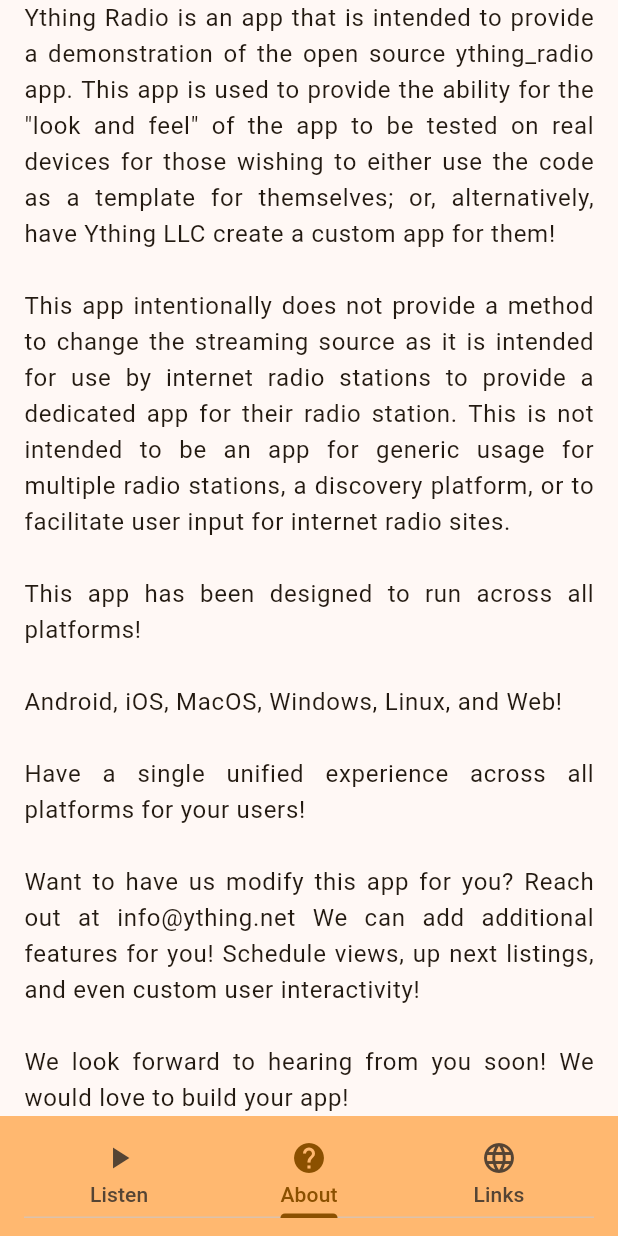
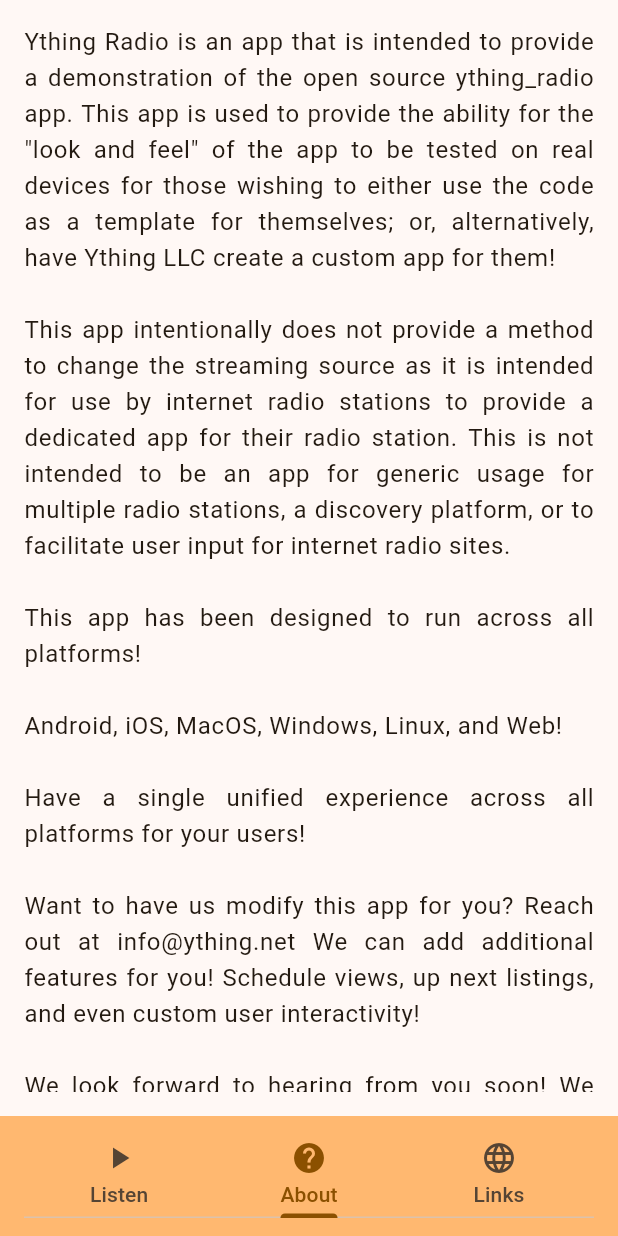
Before and after one commit to YthingLLC/ything_radio, a Flutter app: the screen it shows after launch, item 2 of the bottom bar chosen, on a phone screen of 412 x 824 dp. Run offline on Flutter 3.47's test engine with Material 3 defaults, Android fonts, the phone set to English and light mode, and no system bars.

Commit message:
abstracted into safezone

```diff
--- a/lib/About.dart
+++ b/lib/About.dart
@@ -1,21 +1,16 @@
 import 'package:flutter/material.dart';
+import 'package:ything_radio/SafeZone.dart';
 
 class About extends StatelessWidget {
   const About({super.key});
 
   @override
   Widget build(BuildContext context) {
-    final safeLeftPadding = MediaQuery.of(context).padding.left + 16;
-    final safeRightPadding = MediaQuery.of(context).padding.right + 16;
-    final safeBottomPadding = MediaQuery.of(context).padding.bottom;
-    final safeTopPadding = MediaQuery.of(context).padding.top;
-
-    return DefaultTextStyle(
-      style: Theme.of(context).textTheme.bodyLarge!,
-      child: SingleChildScrollView(
-        child: Padding(
-          padding: EdgeInsets.only(left: safeLeftPadding, right: safeRightPadding, bottom: safeBottomPadding, top: safeTopPadding),
-          child: const Text(
+    return SafeZone(
+      child: DefaultTextStyle(
+        style: Theme.of(context).textTheme.bodyLarge!,
+        child: const SingleChildScrollView(
+          child: Text(
             'Ything Radio is an app that is intended to provide a demonstration of the '
             'open source ything_radio app. This app is used to provide the ability for the '
             '"look and feel" of the app to be tested on real devices for those wishing to '
--- /dev/null
+++ b/lib/SafeZone.dart
@@ -0,0 +1,24 @@
+import 'package:flutter/material.dart';
+
+class SafeZone extends StatelessWidget {
+  const SafeZone({super.key, required this.child});
+
+  final Widget child;
+
+  @override
+  Widget build(BuildContext context) {
+    final safeLeftPadding = MediaQuery.of(context).padding.left + 16;
+    final safeRightPadding = MediaQuery.of(context).padding.right + 16;
+    final safeBottomPadding = MediaQuery.of(context).padding.bottom + 16;
+    final safeTopPadding = MediaQuery.of(context).padding.top + 16;
+
+    return Padding(
+      padding: EdgeInsets.only(
+          left: safeLeftPadding,
+          right: safeRightPadding,
+          bottom: safeBottomPadding,
+          top: safeTopPadding),
+      child: child,
+    );
+  }
+}
```
